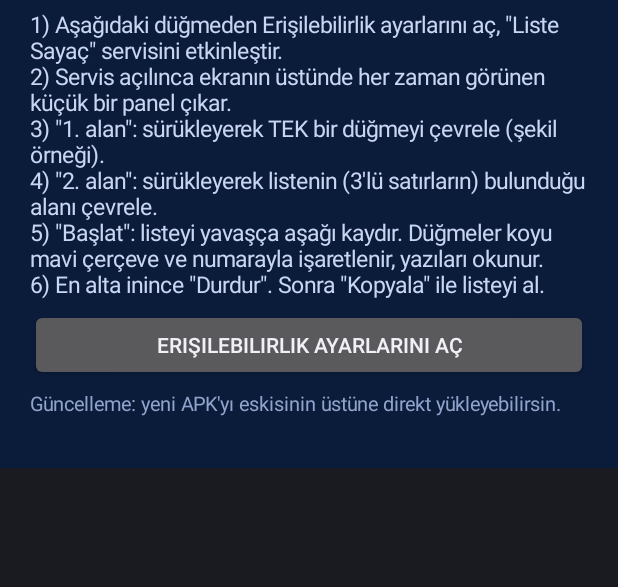
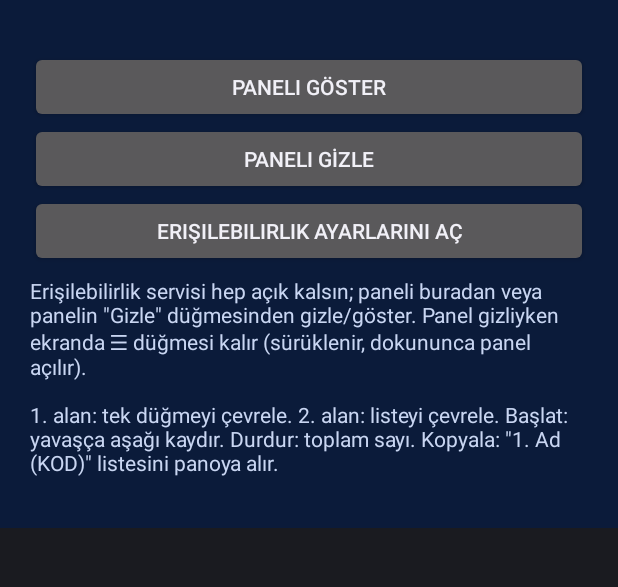
Before and after one commit to ortistost/ScreenRead, an Android app: the screen it shows after launch (MainActivity), on a phone screen of 412 x 824 dp, the part 104-691 px from its top. Run offline under Robolectric (Android 15) with nearby library versions, the phone set to English and light mode, and no system bars; 2 statements that could not run were skipped.

Commit message:
Update MainActivity.kt

```diff
--- a/app/src/main/java/com/example/listcounter/MainActivity.kt
+++ b/app/src/main/java/com/example/listcounter/MainActivity.kt
@@ -5,13 +5,14 @@ import android.content.Intent
 import android.graphics.Color
 import android.os.Bundle
 import android.provider.Settings
-import android.view.Gravity
 import android.widget.Button
 import android.widget.LinearLayout
 import android.widget.ScrollView
 import android.widget.TextView
 
 class MainActivity : Activity() {
+    private lateinit var status: TextView
+
     override fun onCreate(savedInstanceState: Bundle?) {
         super.onCreate(savedInstanceState)
         val d = resources.displayMetrics.density
@@ -25,23 +26,49 @@ class MainActivity : Activity() {
         }
         val ver = try { packageManager.getPackageInfo(packageName, 0).versionName } catch (_: Exception) { "?" }
         col.addView(tv("Liste Sayaç  v$ver", 22f))
-        col.addView(tv(
-            "1) Aşağıdaki düğmeden Erişilebilirlik ayarlarını aç, \"Liste Sayaç\" servisini etkinleştir.\n" +
-                "2) Servis açılınca ekranın üstünde her zaman görünen küçük bir panel çıkar.\n" +
-                "3) \"1. alan\": sürükleyerek TEK bir düğmeyi çevrele (şekil örneği).\n" +
-                "4) \"2. alan\": sürükleyerek listenin (3'lü satırların) bulunduğu alanı çevrele.\n" +
-                "5) \"Başlat\": listeyi yavaşça aşağı kaydır. Düğmeler koyu mavi çerçeve ve numarayla işaretlenir, yazıları okunur.\n" +
-                "6) En alta inince \"Durdur\". Sonra \"Kopyala\" ile listeyi al.",
-            15f, Color.parseColor("#C9D6F2")
-        ))
+        status = tv("", 16f, Color.parseColor("#FFD54F"))
+        col.addView(status)
+        col.addView(Button(this).apply {
+            text = "Paneli GÖSTER"
+            setOnClickListener {
+                val s = CounterService.instance
+                if (s == null) status.text = "Servis kapalı: önce Erişilebilirlik'ten etkinleştir"
+                else { s.setPanelVisible(true); refresh() }
+            }
+        })
+        col.addView(Button(this).apply {
+            text = "Paneli GİZLE"
+            setOnClickListener {
+                val s = CounterService.instance
+                if (s == null) status.text = "Servis kapalı: önce Erişilebilirlik'ten etkinleştir"
+                else { s.setPanelVisible(false); refresh() }
+            }
+        })
         col.addView(Button(this).apply {
             text = "Erişilebilirlik ayarlarını aç"
             setOnClickListener { startActivity(Intent(Settings.ACTION_ACCESSIBILITY_SETTINGS)) }
         })
         col.addView(tv(
-            "Güncelleme: yeni APK'yı eskisinin üstüne direkt yükleyebilirsin.",
-            13f, Color.parseColor("#8FA3CC")
-        ).apply { gravity = Gravity.START })
+            "Erişilebilirlik servisi hep açık kalsın; paneli buradan veya panelin \"Gizle\" düğmesinden gizle/göster. " +
+                "Panel gizliyken ekranda ☰ düğmesi kalır (sürüklenir, dokununca panel açılır).\n\n" +
+                "1. alan: tek düğmeyi çevrele. 2. alan: listeyi çevrele. Başlat: yavaşça aşağı kaydır. " +
+                "Durdur: toplam sayı. Kopyala: \"1. Ad (KOD)\" listesini panoya alır.",
+            14f, Color.parseColor("#C9D6F2")
+        ))
         setContentView(ScrollView(this).apply { addView(col) })
     }
+
+    override fun onResume() {
+        super.onResume()
+        refresh()
+    }
+
+    private fun refresh() {
+        val s = CounterService.instance
+        status.text = when {
+            s == null -> "Servis kapalı. Erişilebilirlik'ten \"Liste Sayaç\" servisini etkinleştir."
+            s.isPanelVisible() -> "Servis çalışıyor, panel görünür."
+            else -> "Servis çalışıyor, panel gizli (☰ düğmesi ekranda)."
+        }
+    }
 }
```
